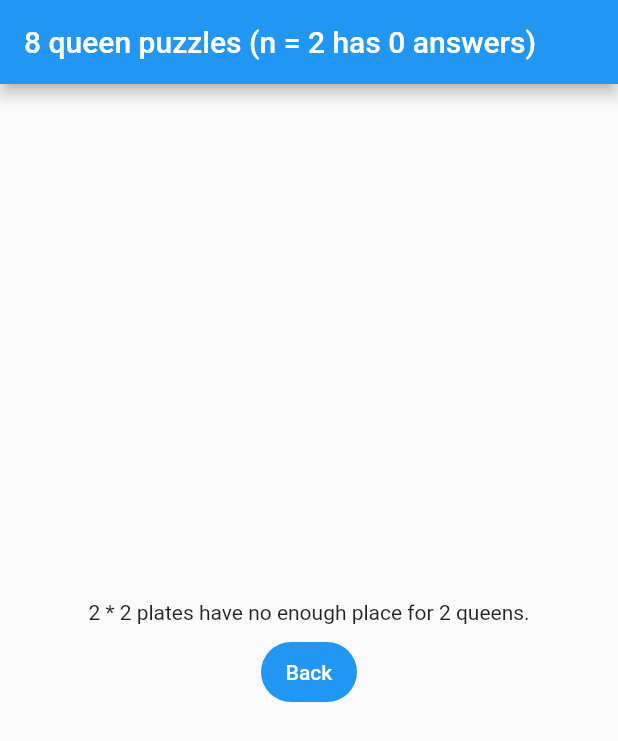
After one commit to boris10417/8_queen_puzzles, a Flutter app: the screen it shows after launch, after a tap on the "add circle" icon, after a tap on "Start", on a phone screen of 412 x 824 dp. The commit adds this screen. Shown: the top 741 px of the screen. Run offline on Flutter 3.47's test engine with Material 3 defaults, Android fonts, the phone set to English and light mode, and no system bars.

Commit message:
add:增加英文流程敘述 modify:改變ui文字為英文版 modify:拆解部分ui邏輯

```diff
--- a/lib/main.dart
+++ b/lib/main.dart
@@ -1,6 +1,6 @@
 import 'package:flutter/material.dart';
 
-import 'HomePage.dart';
+import 'screen/home_screen.dart';
 
 void main() {
   runApp(const MyApp());
@@ -18,7 +18,7 @@ class MyApp extends StatelessWidget {
       theme: ThemeData(
         useMaterial3: false,
       ),
-      home: const HomePage(),
+      home: const HomeScreen(),
     );
   }
 }
--- a/lib/model.dart
+++ b/lib/model.dart
@@ -69,9 +69,11 @@ class Plate {
     var result = [
       for (var element in points)
         // 找到新皇后的位置，放入皇后
-        if (element.equal(platePoint)) platePoint
+        if (element.equal(platePoint))
+          platePoint
         // 產生新棋盤
-        else element
+        else
+          element
     ];
     return Plate(result);
   }
@@ -150,7 +152,10 @@ class Plate {
     return false;
   }
 
-
+  ///是否能合法運算
+  bool isValid(int n) {
+    return n * n == points.length;
+  }
 
   //轉換成答案陣列(合併版)
   List<String> generateAnswer2(int n) {
--- /dev/null
+++ b/lib/screen/home_screen.dart
@@ -0,0 +1,183 @@
+/*
+  呈現8皇后謎題的解法
+ */
+
+import 'dart:core';
+
+import 'package:eight_queen_puzzles/screen/result_screen.dart';
+import 'package:eight_queen_puzzles/screen/test_screen.dart';
+import 'package:flutter/material.dart';
+
+import '../model.dart';
+import '../solution_one.dart';
+
+enum LayoutState {
+  setting,
+  result,
+  //用來測試的
+  test
+}
+
+class HomeScreen extends StatefulWidget {
+  const HomeScreen({super.key});
+
+  @override
+  State<HomeScreen> createState() => _HomeScreenState();
+}
+
+class _HomeScreenState extends State<HomeScreen> {
+  ///棋盤邊長,皇后數
+  ///
+  ///限制在1~9之間
+  int queenNumber = 1;
+
+  ///答案
+  List<List<String>> results = [];
+
+  Plate plate = Plate.init(0);
+
+  ///介面狀態
+  LayoutState layoutState = LayoutState.setting;
+
+  @override
+  Widget build(BuildContext context) {
+    return Scaffold(
+      appBar: AppBar(
+        title: Row(
+          children: [
+            const Text('8 queen puzzles '),
+            if (layoutState == LayoutState.result)
+              Text('(n = $queenNumber has ${results.length} answers)'),
+          ],
+        ),
+      ),
+      body: switch (layoutState) {
+        LayoutState.setting => showSetting(),
+        LayoutState.result => ResultScreen(
+            queenNumber: queenNumber,
+            onBack: () => setState(reset),
+            results: results,
+          ),
+        LayoutState.test => TestScreen(
+            queenNumber: queenNumber,
+            onBack: () => setState(reset),
+            onCellPressed: (index) {
+              setState(() {
+                plate.points[index].data =
+                    (plate.points[index].data == 'Q') ? '.' : 'Q';
+              });
+            },
+            plate: plate,
+          ),
+      },
+    );
+  }
+
+  ///顯示設定面板
+  Widget showSetting() {
+    return Center(
+      child: Column(
+        mainAxisAlignment: MainAxisAlignment.center,
+        children: [
+          showQueenNumberPanel(),
+          const SizedBox(
+            height: 20,
+          ),
+          FilledButton(
+            onPressed: beginToCalculate,
+            child: const Text('Start'),
+          ),
+          const SizedBox(
+            height: 20,
+          ),
+          FilledButton(
+            onPressed: beginToTest,
+            child: const Text('Test panel'),
+          ),
+        ],
+      ),
+    );
+  }
+
+  ///皇后數控制面板
+  Widget showQueenNumberPanel() {
+    return Column(
+      mainAxisSize: MainAxisSize.min,
+      children: [
+        const Text('N queens/rows'),
+        Row(
+          mainAxisAlignment: MainAxisAlignment.center,
+          children: [
+            IconButton(
+                onPressed: reduceQueenNumber,
+                icon: const Icon(Icons.remove_circle)),
+            Text(queenNumber.toString()),
+            IconButton(
+                onPressed: addQueenNumber, icon: const Icon(Icons.add_circle)),
+          ],
+        ),
+      ],
+    );
+  }
+
+  ///增加皇后數
+  void addQueenNumber() {
+    if (queenNumber + 1 > 9) {
+      return;
+    }
+    setState(() {
+      queenNumber++;
+    });
+  }
+
+  ///減少皇后數
+  void reduceQueenNumber() {
+    if (queenNumber - 1 < 1) {
+      return;
+    }
+    setState(() {
+      queenNumber--;
+    });
+  }
+
+  ///開始計算
+  void beginToCalculate() {
+    plate = Plate.init(queenNumber);
+    if (plate.isValid(queenNumber) == false) {
+      //皇后數平方應該等於棋盤格子數
+      ScaffoldMessenger.of(context).showSnackBar(const SnackBar(
+          content: Text('The square of N should equal to plate\'s cells')));
+      return;
+    }
+
+    calculateQueenNumber();
+
+    setState(() {
+      layoutState = LayoutState.result;
+    });
+  }
+
+  ///開始測試
+  void beginToTest() {
+    setState(() {
+      // result = List.filled(queenNumber * queenNumber, '.');
+
+      plate = Plate.init(queenNumber);
+      layoutState = LayoutState.test;
+    });
+  }
+
+  ///重置
+  void reset() {
+    setState(() {
+      plate = Plate.init(0);
+      layoutState = LayoutState.setting;
+    });
+  }
+
+  ///計算皇后數字
+  void calculateQueenNumber() {
+    SolutionOne solution = SolutionOne();
+    results = solution.solveNQueens(queenNumber);
+  }
+}
--- /dev/null
+++ b/lib/screen/result_screen.dart
@@ -0,0 +1,86 @@
+import 'package:flutter/material.dart';
+
+class ResultScreen extends StatelessWidget {
+  final int queenNumber;
+  final VoidCallback onBack;
+  final List<List<String>> results;
+  const ResultScreen(
+      {super.key,
+      required this.queenNumber,
+      required this.onBack,
+      required this.results});
+
+  @override
+  Widget build(BuildContext context) {
+    return Center(
+      child: Column(
+        mainAxisAlignment: MainAxisAlignment.center,
+        children: [
+          if (results.isEmpty)
+            Text(
+                "$queenNumber * $queenNumber plates have no enough place for $queenNumber queens.")
+          else
+            Expanded(
+              child: DefaultTabController(
+                length: results.length,
+                child: Column(
+                  children: [
+                    TabBar(
+                        isScrollable: true,
+                        tabs: List.generate(results.length, (index) {
+                          return Tab(
+                            child: Text(
+                              'Result ${index + 1}',
+                              style: const TextStyle(color: Colors.blue),
+                            ),
+                          );
+                        })),
+                    Expanded(
+                      child: TabBarView(
+                        children: List.generate(results.length, (index) {
+                          //['.Q..','...Q'] => ['.','Q','.','.'   ,'.','.','.','Q']
+                          List<String> result = results[index].join().split('');
+
+                          double width =
+                              MediaQuery.sizeOf(context).shortestSide / 2;
+                          return Center(
+                            child: SizedBox(
+                              width: width,
+                              height: width,
+                              child: GridView.count(
+                                crossAxisCount: queenNumber,
+                                children: List.generate(result.length, (index) {
+                                  String data = result[index];
+                                  Color color =
+                                      (data == 'Q') ? Colors.red : Colors.blue;
+                                  return Padding(
+                                    padding: const EdgeInsets.all(8.0),
+                                    child: Container(
+                                      color: color,
+                                    ),
+                                  );
+                                }),
+                              ),
+                            ),
+                          );
+                        }),
+                      ),
+                    ),
+                  ],
+                ),
+              ),
+            ),
+          showBackButton()
+        ],
+      ),
+    );
+  }
+
+  ///返回按鈕
+  Widget showBackButton() {
+    return Padding(
+      padding: const EdgeInsets.all(8.0),
+      child: FilledButton(onPressed: onBack, child: const Text('Back')),
+    );
+  }
+}
--- a/lib/solution_one.dart
+++ b/lib/solution_one.dart
@@ -173,4 +173,6 @@ class SolutionOne {
     }
     return newPlates;
   }
+
+
 }
```
Also changed, not shown: lib/HomePage.dart (deleted, +0 -294 lines), lib/screen/test_screen.dart (added, +77 -0 lines), 1 other file.
